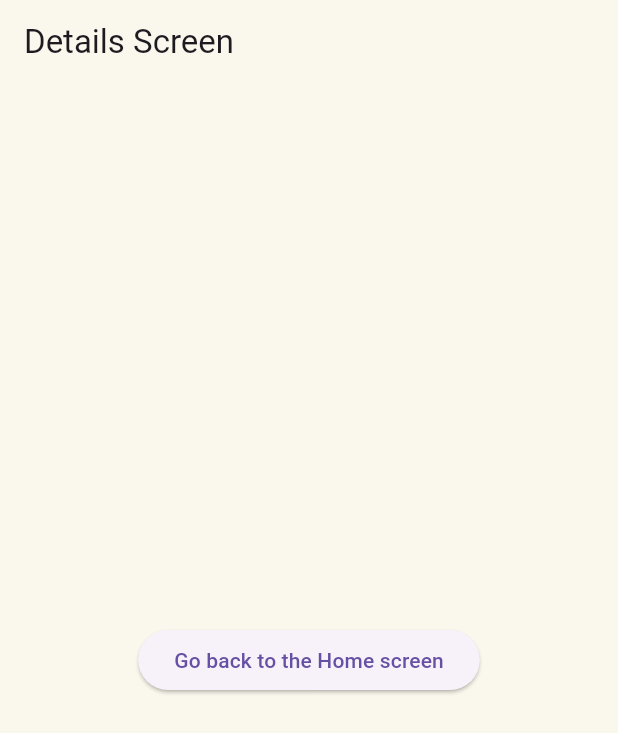
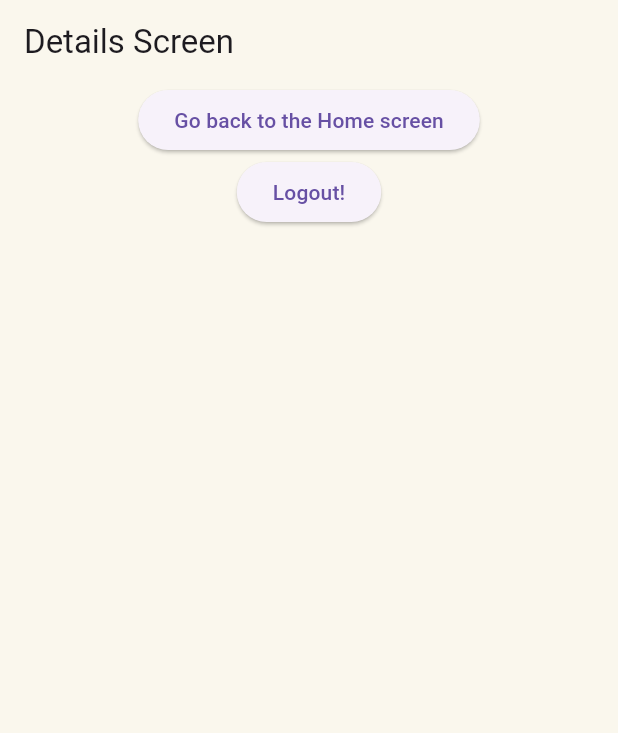
Before and after one commit to KimShun/Final_ProjectBasic, a Flutter app: the ProfileScreen screen opened by its route, on a phone screen of 412 x 824 dp. Shown: the top 733 px of the screen. Run offline on Flutter 3.47's test engine with Material 3 defaults, Android fonts, the phone set to English and light mode, and no system bars; our stand-ins replace bloc, card_swiper, circular_profile_avatar, cloud_firestore, dot_navigation_bar, equatable and 9 more; missing offline and left inert: kakao_flutter_sdk_user; accounts and stored records are empty.

Commit message:
마이페이지 테스트용 로그아웃 추가

```diff
--- a/shopping_minna_pet/lib/src/home.dart
+++ b/shopping_minna_pet/lib/src/home.dart
@@ -1,9 +1,7 @@
 import 'package:card_swiper/card_swiper.dart';
 import 'package:circular_profile_avatar/circular_profile_avatar.dart';
 import 'package:dot_navigation_bar/dot_navigation_bar.dart';
-import 'package:flutter/cupertino.dart';
 import 'package:flutter/material.dart';
-import 'package:flutter/widgets.dart';
 import 'package:flutter_bloc/flutter_bloc.dart';
 import 'package:go_router/go_router.dart';
 import 'package:shopping_minna_pet/src/common/component/app_text.dart';
--- a/shopping_minna_pet/lib/src/profile/ProfileScreen.dart
+++ b/shopping_minna_pet/lib/src/profile/ProfileScreen.dart
@@ -1,5 +1,7 @@
 import 'package:flutter/material.dart';
+import 'package:flutter_bloc/flutter_bloc.dart';
 import 'package:go_router/go_router.dart';
+import 'package:shopping_minna_pet/src/common/cubit/authentication_cubit.dart';
 
 class ProfileScreen extends StatelessWidget {
   /// Constructs a [DetailsScreen]
@@ -10,9 +12,17 @@ class ProfileScreen extends StatelessWidget {
     return Scaffold(
       appBar: AppBar(title: const Text('Details Screen')),
       body: Center(
-        child: ElevatedButton(
-          onPressed: () => context.go('/'),
-          child: const Text('Go back to the Home screen'),
+        child: Column(
+          children: [
+            ElevatedButton(
+              onPressed: () => context.go('/'),
+              child: const Text('Go back to the Home screen'),
+            ),
+            ElevatedButton(
+              onPressed: () => context.read<AuthenticationCubit>().logout(),
+              child: const Text('Logout!'),
+            ),
+          ],
         ),
       ),
     );
```
